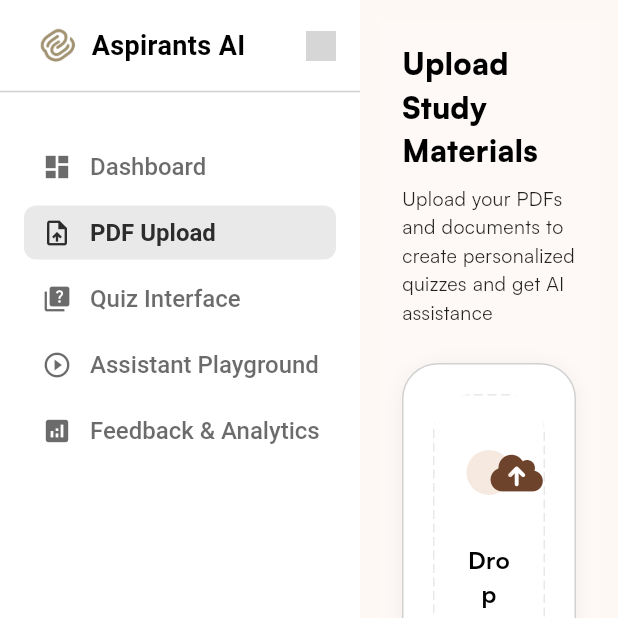
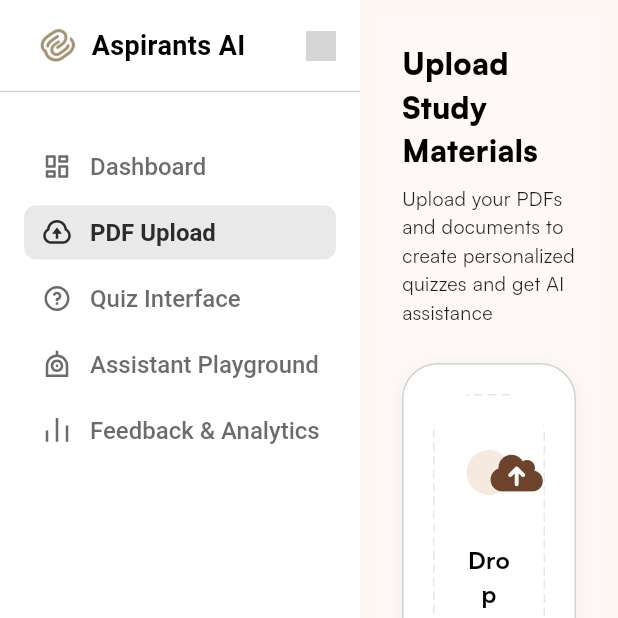
Before and after one commit to Debdaru07/eduforge_ai, a Flutter app: the screen it shows after launch, after a tap on "PDF Upload", on a phone screen of 412 x 824 dp, the top half of it. Run offline on Flutter 3.47's test engine with Material 3 defaults, Android fonts, the phone set to English and light mode, and no system bars; drawn by our look-alikes of dotted_border; our stand-ins replace cloud_firestore, connectivity_plus, firebase_core, firebase_storage, flutter_remix, font_awesome_flutter and 1 more; missing offline and left inert: syncfusion_flutter_pdf; accounts and stored records are empty; network calls fail; key blocks and very long unbroken strings in the code were emptied for the run; grey boxes are pictures that could not be loaded.

Commit message:
Updated the Sidebar and favicon component

```diff
--- a/lib/widgets/sidebar.dart
+++ b/lib/widgets/sidebar.dart
@@ -5,6 +5,7 @@ import '../theme/app_colors.dart';
 import '../theme/app_text_styles.dart';
 import '../view_model/app_providers/screen_switch_provider.dart';
 import 'hoverable_signout.dart';
+import 'package:flutter_remix/flutter_remix.dart';
 
 class Sidebar extends StatelessWidget {
   final bool isCollapsed;
@@ -100,43 +101,43 @@ class Sidebar extends StatelessWidget {
               padding: const EdgeInsets.all(16.0),
               children: [
                 SidebarItem(
-                  icon: Icons.dashboard,
+                  icon: FlutterRemix.dashboard_line,
                   label: 'Dashboard',
                   isCollapsed: isCollapsed,
                   index: 0,
-                  tooltipMessage: 'See all the Action Items',
+                  tooltipMessage: 'View your progress',
                 ),
                 const SizedBox(height: 8),
                 SidebarItem(
-                  icon: Icons.upload_file,
+                  icon: FlutterRemix.upload_cloud_line,
                   label: 'PDF Upload',
                   isCollapsed: isCollapsed,
                   index: 1,
-                  tooltipMessage: 'Upload necessary Files',
+                  tooltipMessage: 'Upload study files',
                 ),
                 const SizedBox(height: 8),
                 SidebarItem(
-                  icon: Icons.quiz,
+                  icon: FlutterRemix.question_line,
                   label: 'Quiz Interface',
                   isCollapsed: isCollapsed,
                   index: 2,
-                  tooltipMessage: 'Take the Quiz',
+                  tooltipMessage: 'Test your knowledge',
                 ),
                 const SizedBox(height: 8),
                 SidebarItem(
-                  icon: Icons.play_circle_outline,
+                  icon: FlutterRemix.robot_line,
                   label: 'Assistant Playground',
                   isCollapsed: isCollapsed,
                   index: 3,
-                  tooltipMessage: 'Make your own Tutor Assistant',
+                  tooltipMessage: 'Create AI tutor',
                 ),
                 const SizedBox(height: 8),
                 SidebarItem(
-                  icon: Icons.analytics,
+                  icon: FlutterRemix.bar_chart_line,
                   label: 'Feedback & Analytics',
                   isCollapsed: isCollapsed,
                   index: 4,
-                  tooltipMessage: 'Check your feedback and analytics',
+                  tooltipMessage: 'Track your performance',
                 ),
               ],
             ),
--- a/pubspec.yaml
+++ b/pubspec.yaml
@@ -26,6 +26,7 @@ dependencies:
   uuid: ^4.3.3
   syncfusion_flutter_pdf: ^30.1.41
   flutter_svg: ^2.2.0
+  flutter_remix: ^0.0.3
 
 dev_dependencies:
   flutter_test:
```
Also changed, not shown: pubspec.lock, 3 other files.
